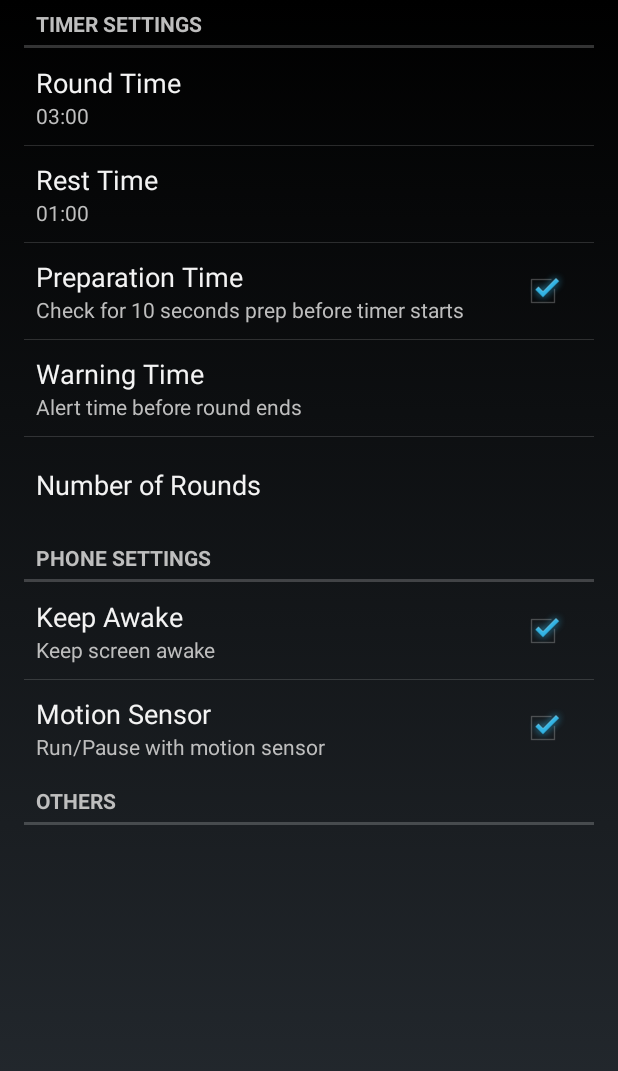
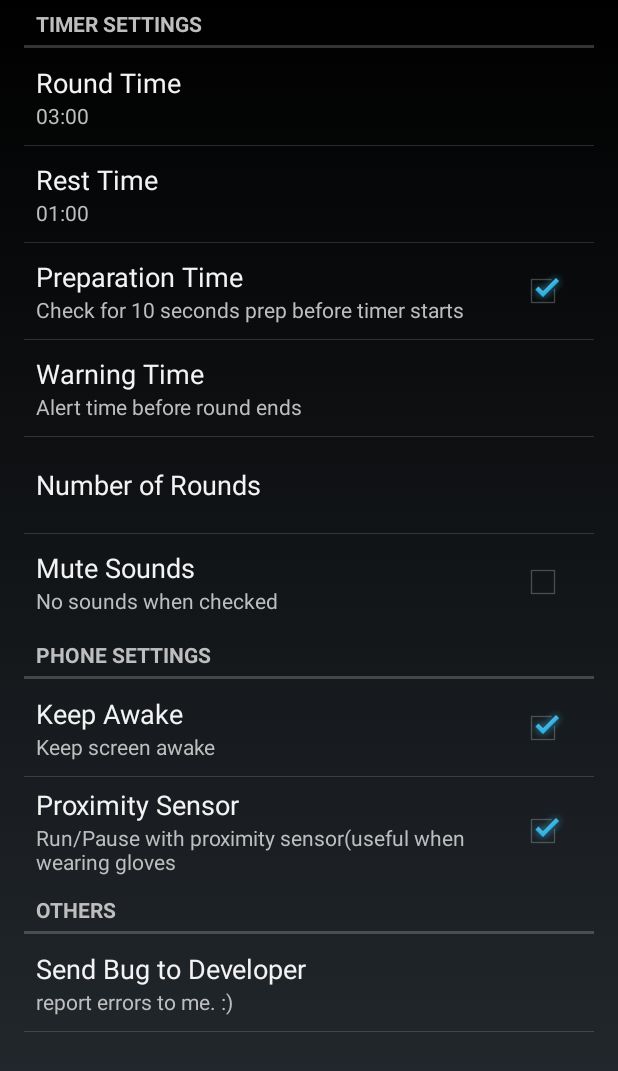
Before and after one commit to crazyhendrix/Boxing-Interval-Timer, an Android app: the SettingsActivity screen opened directly, with no data from a screen before it, on a phone screen of 412 x 824 dp. Shown: the top 1071 px of the screen. Run offline under Robolectric (Android 15) with nearby library versions, the phone set to English and light mode, and no system bars.

Commit message:
Added Vibration, Proximity sensor and fixed restarted timer bug on home

```diff
--- a/app/src/main/res/values/strings.xml
+++ b/app/src/main/res/values/strings.xml
@@ -14,13 +14,15 @@
     <string name="round_time_title">Round Time</string>
     <string name="rest_time_title">Rest Time</string>
     <string name="keep_awake_title">Keep Awake</string>
-    <string name="motion_sensor_title">Motion Sensor</string>
     <string name="num_round_title">Number of Rounds</string>
     <string name="keep_awake_summary">Keep screen awake</string>
-    <string name="motion_sensor_summary">Run/Pause with motion sensor</string>
+    <string name="proximity_sensor_title">Proximity Sensor</string>
+    <string name="proximity_sensor_summary">Run/Pause with proximity sensor(useful when wearing gloves</string>
     <string name="warn_time_title">Warning Time</string>
     <string name="warn_time_summary">Alert time before round ends</string>
     <string name="stop_toast">Please stop timer first</string>
     <string name="prep_time_title">Preparation Time</string>
     <string name="prep_time_summary">Check for 10 seconds prep before timer starts</string>
+    <string name="mute_title">Mute Sounds</string>
+    <string name="mute_summary">No sounds when checked</string>
 </resources>
--- a/app/src/main/res/xml/preferences.xml
+++ b/app/src/main/res/xml/preferences.xml
@@ -26,6 +26,10 @@
             android:title="@string/num_round_title"
             android:numeric="integer"
             android:defaultValue="12"/>
+        <CheckBoxPreference android:key="mute_key"
+            android:defaultValue="false"
+            android:title="@string/mute_title"
+            android:summary="@string/mute_summary"/>
     </PreferenceCategory>
     <PreferenceCategory
         android:title="Phone Settings">
@@ -35,13 +39,20 @@
             android:defaultValue="true"
             android:summary="@string/keep_awake_summary"/>
         <CheckBoxPreference
-            android:key="motion_sensor_key"
-            android:title="@string/motion_sensor_title"
+            android:key="proximity_sensor_key"
+            android:title="@string/proximity_sensor_title"
             android:defaultValue="true"
-            android:summary="@string/motion_sensor_summary"/>
+            android:summary="@string/proximity_sensor_summary"/>
     </PreferenceCategory>
     <PreferenceCategory
         android:title="Others">
-        <!-- Email Developer -->
+        <Preference android:key="mailTo"
+            android:title="Send Bug to Developer"
+            android:summary="report errors to me. :)"/>
+        <!--<PreferenceScreen-->
+            <!--android:title="Email Developer"-->
+            <!--android:summary="Send bug report via email">-->
+        <!--</PreferenceScreen>-->
+
     </PreferenceCategory>
 </PreferenceScreen>
```
Also changed, not shown: app/src/main/AndroidManifest.xml (+11 -2 lines), app/src/main/java/com/eightbitdreams/boxingintervaltimer/EmailDeveloper.java (added, +24 -0 lines), app/src/main/java/com/eightbitdreams/boxingintervaltimer/MainActivity.java (+110 -41 lines), app/src/main/java/com/eightbitdreams/boxingintervaltimer/SettingsActivity.java (+23 -0 lines), 2 other files.
